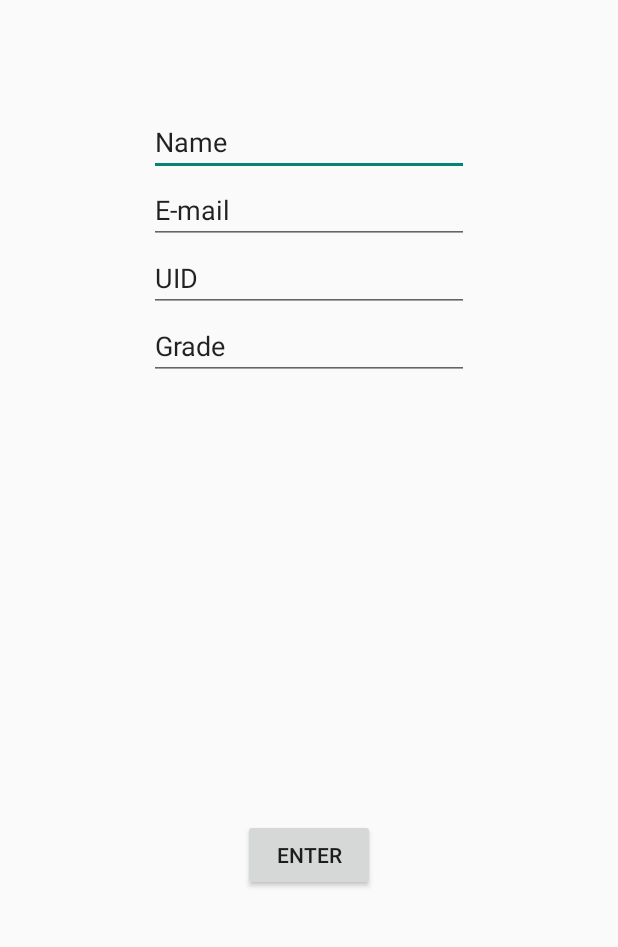
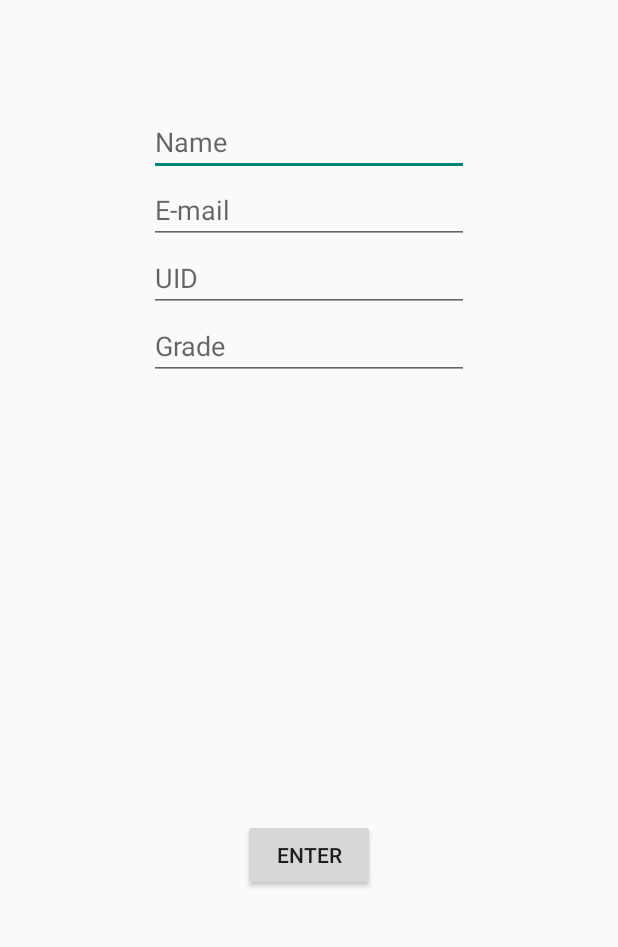
Before and after one commit to AyeAndy/UMDRegi, an Android app: the screen it shows after launch (MainActivity), on a phone screen of 412 x 824 dp, the part 252-1199 px from its top. Run offline under Robolectric (Android 15) with nearby library versions, the phone set to English and light mode, and no system bars.

Commit message:
This is some changes

```diff
--- a/app/src/main/AndroidManifest.xml
+++ b/app/src/main/AndroidManifest.xml
@@ -16,6 +16,10 @@
                 <category android:name="android.intent.category.LAUNCHER" />
             </intent-filter>
         </activity>
+        <activity
+            android:name=".CreateQRActivity"
+            android:label="@string/title_activity_create_qr" >
+        </activity>
     </application>
 
 </manifest>
--- a/app/src/main/java/com/example/msoohyun88/umdregi/MainActivity.java
+++ b/app/src/main/java/com/example/msoohyun88/umdregi/MainActivity.java
@@ -34,4 +34,6 @@ public class MainActivity extends AppCompatActivity {
 
         return super.onOptionsItemSelected(item);
     }
+
+
 }
--- a/app/src/main/res/layout/activity_main.xml
+++ b/app/src/main/res/layout/activity_main.xml
@@ -9,7 +9,7 @@
         android:layout_width="wrap_content"
         android:layout_height="wrap_content"
         android:inputType="textPersonName"
-        android:text="Name"
+        android:hint="Name"
         android:ems="10"
         android:id="@+id/Name"
         android:layout_alignParentTop="true"
@@ -23,7 +23,7 @@
         android:inputType="textEmailAddress"
         android:ems="10"
         android:id="@+id/Email"
-        android:text="E-mail"
+        android:hint="E-mail"
         android:layout_below="@+id/Name"
         android:layout_centerHorizontal="true" />
 
@@ -31,23 +31,21 @@
         android:layout_width="wrap_content"
         android:layout_height="wrap_content"
         android:id="@+id/UID"
-        android:text="UID"
+        android:inputType="number"
+        android:ems="10"
+        android:hint="UID"
         android:layout_below="@+id/Email"
-        android:layout_alignRight="@+id/Email"
-        android:layout_alignEnd="@+id/Email"
-        android:layout_alignLeft="@+id/Email"
-        android:layout_alignStart="@+id/Email" />
+        android:layout_centerHorizontal="true"/>
 
     <EditText
         android:layout_width="wrap_content"
         android:layout_height="wrap_content"
         android:id="@+id/Grade"
+        android:inputType="text"
         android:layout_below="@+id/UID"
-        android:layout_alignLeft="@+id/UID"
-        android:layout_alignStart="@+id/UID"
-        android:text="Grade"
-        android:layout_alignRight="@+id/UID"
-        android:layout_alignEnd="@+id/UID" />
+        android:hint="Grade"
+        android:ems = "10"
+        android:layout_centerHorizontal="true"/>
 
     <Button
         android:layout_width="wrap_content"
--- a/app/src/main/res/values/strings.xml
+++ b/app/src/main/res/values/strings.xml
@@ -3,4 +3,5 @@
 
     <string name="hello_world">Hello world!</string>
     <string name="action_settings">Settings</string>
+    <string name="title_activity_create_qr">CreateQRActivity</string>
 </resources>
```
Also changed, not shown: 1 other file.
